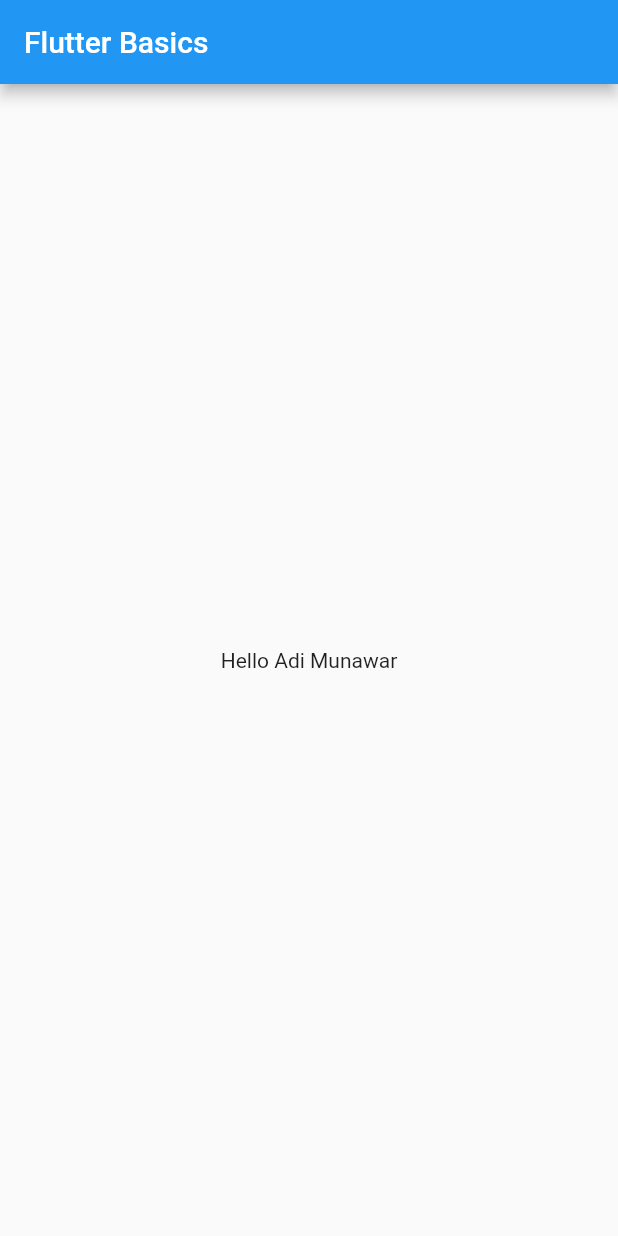
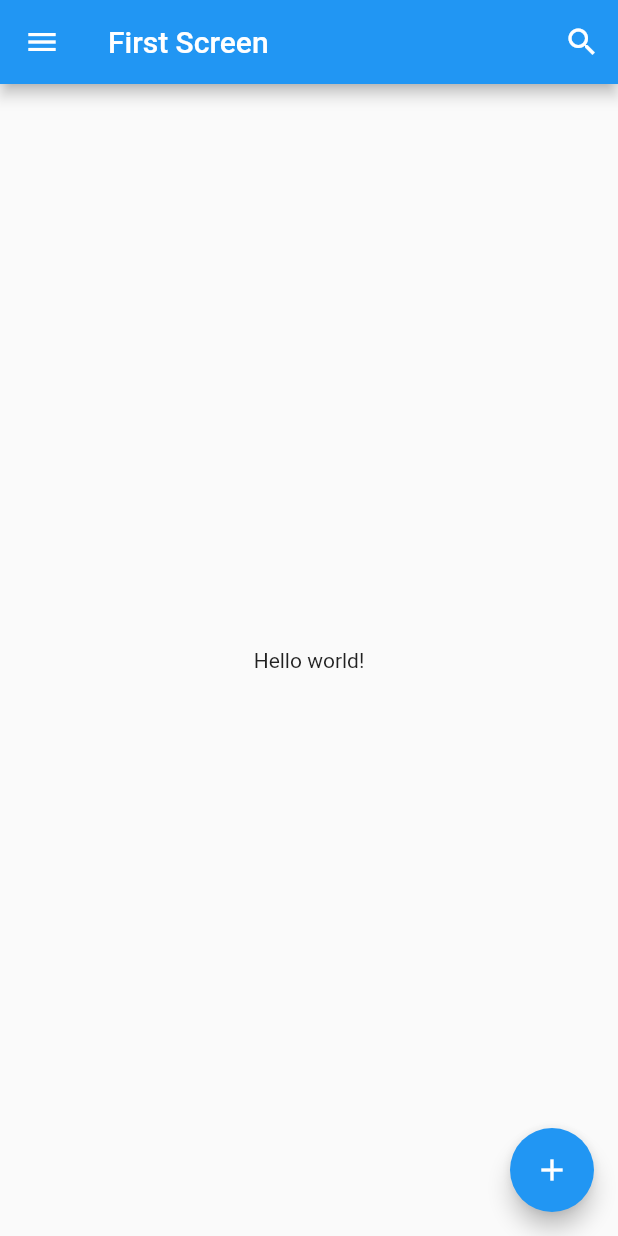
Before and after one commit to AdiMunawar31/BELAJAR-FLUTTER, a Flutter app: the screen it shows after launch, on a phone screen of 412 x 824 dp. Run offline on Flutter 3.47's test engine with Material 2 defaults, Android fonts, the phone set to English and light mode, and no system bars.

Commit message:
Belajar Scaffold

```diff
--- a/lib/main.dart
+++ b/lib/main.dart
@@ -1,5 +1,6 @@
 // ignore_for_file: prefer_const_constructors
 
+import 'package:belajar_flutter/tutorial/scaffold.dart';
 import 'package:flutter/material.dart';
 
 void main() {
@@ -14,11 +15,6 @@ class MyApp extends StatelessWidget {
     return MaterialApp(
         title: 'Flutter Basic',
         theme: ThemeData(primarySwatch: Colors.blue),
-        home: Scaffold(
-          appBar: AppBar(title: Text('Flutter Basics')),
-          body: Center(
-            child: Text('Hello Adi Munawar'),
-          ),
-        ));
+        home: FirstScreen());
   }
 }
--- /dev/null
+++ b/lib/tutorial/scaffold.dart
@@ -0,0 +1,39 @@
+// ignore_for_file: prefer_const_constructors
+
+import 'package:flutter/material.dart';
+
+class FirstScreen extends StatelessWidget {
+  const FirstScreen({Key? key}) : super(key: key);
+
+  @override
+  Widget build(BuildContext context) {
+    return Scaffold(
+      appBar: AppBar(
+        leading: IconButton(
+          icon: Icon(
+            Icons.menu,
+            color: Colors.white,
+          ),
+          onPressed: () {},
+        ),
+        title: Text('First Screen'),
+        actions: <Widget>[
+          IconButton(
+            icon: Icon(
+              Icons.search,
+              color: Colors.white,
+            ),
+            onPressed: () {},
+          )
+        ],
+      ),
+      body: Center(
+        child: Text('Hello world!'),
+      ),
+      floatingActionButton: FloatingActionButton(
+        onPressed: () {},
+        child: Icon(Icons.add),
+      ),
+    );
+  }
+}
```
